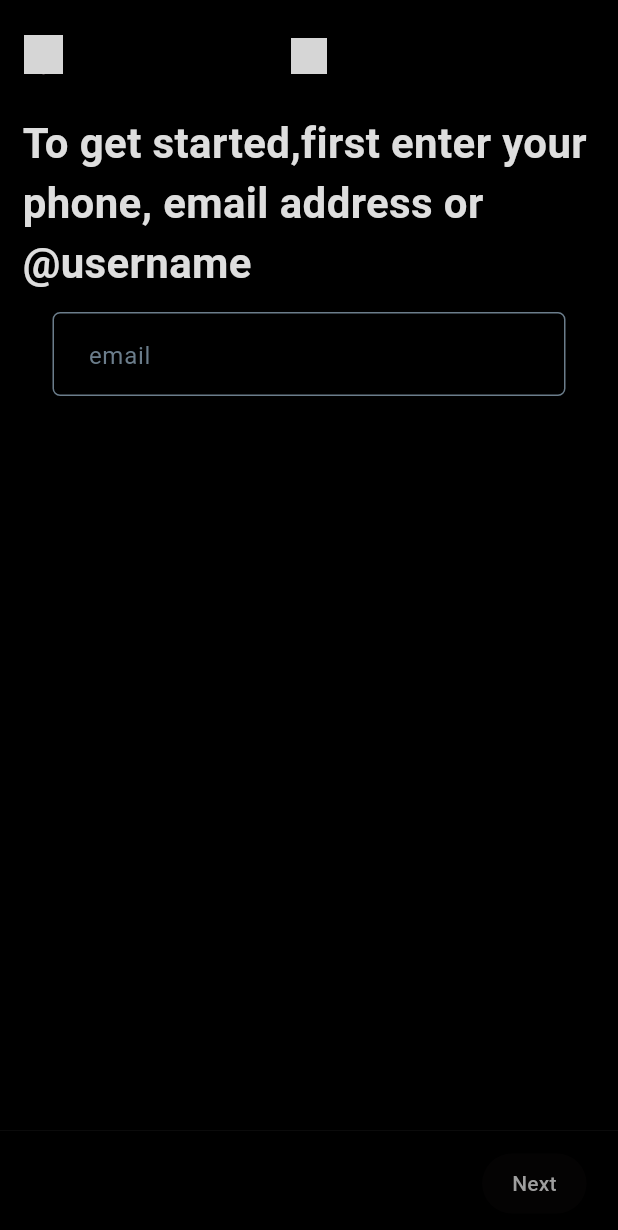
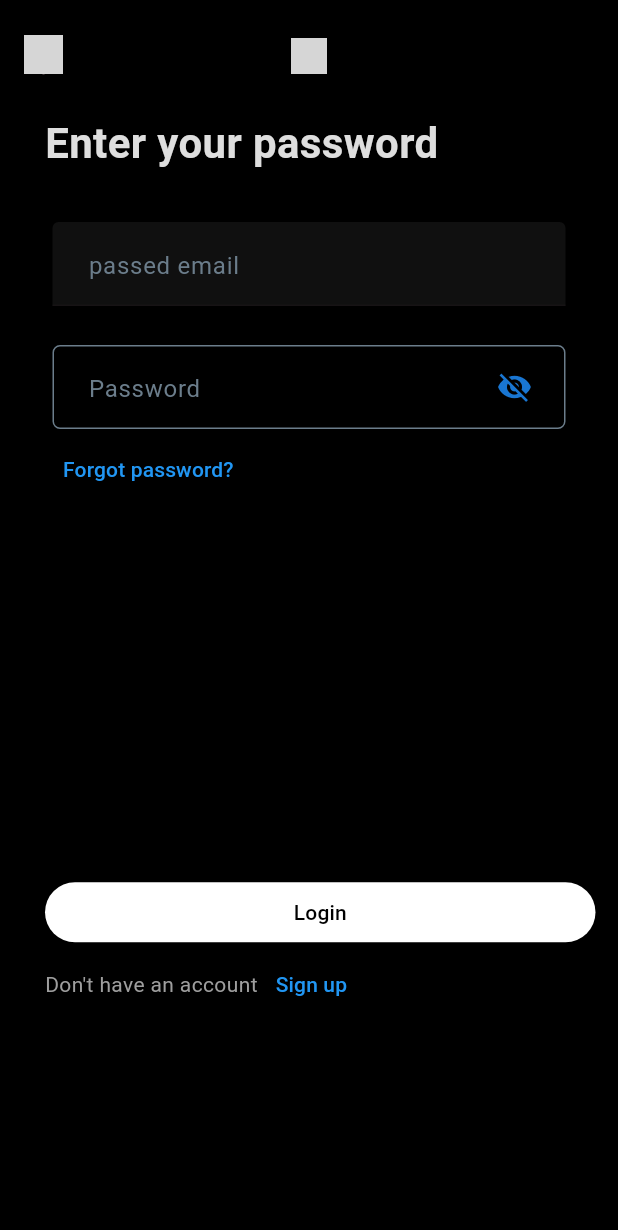
Before and after one commit to Qwitter/Qwitter-Cross-Platform, a Flutter app: the screen it shows after launch, on a phone screen of 412 x 824 dp. Shown: the top 1230 px of the screen. Run offline on Flutter 3.47's test engine with Material 2 defaults, Android fonts, the phone set to English and light mode, and no system bars; our stand-ins replace bootstrap_icons, riverpod, video_player; missing offline and left inert: dart:ffi; network calls fail; grey boxes are pictures that could not be loaded.

Commit message:
the main login screen
finishing the main login screen
changed the decorated text field to be able to be a password
still lack the disabling button feature

```diff
--- a/qwitter_flutter_app/lib/components/basic_widgets/decorated_text_field.dart
+++ b/qwitter_flutter_app/lib/components/basic_widgets/decorated_text_field.dart
@@ -3,19 +3,24 @@ import 'dart:ffi';
 import 'package:flutter/material.dart';
 
 class DecoratedTextField extends StatefulWidget {
-  const DecoratedTextField(
-      {super.key,
+  const DecoratedTextField({
+    super.key,
     required this.keyboardType,
     required this.placeholder,
     this.padding_value =
         const EdgeInsets.symmetric(vertical: 3, horizontal: 20),
     this.max_length = 0,
-      required this.controller});
+    required this.controller,
+    this.enabled = true,
+    this.isPassword = false,
+  });
   final TextInputType keyboardType;
   final String placeholder;
   final int max_length;
   final EdgeInsets padding_value;
   final TextEditingController? controller;
+  final bool enabled;
+  final bool isPassword;
 
   @override
   State<DecoratedTextField> createState() => _DecoratedTextFieldState();
@@ -25,7 +30,7 @@ class _DecoratedTextFieldState extends State<DecoratedTextField> {
   // bool _isSelected = false;
   late FocusNode _focusNode;
   bool is_valid = true;
-
+  bool isVisiable = false;
   Color border_color = Colors.grey.shade500;
   @override
   void initState() {
@@ -49,6 +54,7 @@ class _DecoratedTextFieldState extends State<DecoratedTextField> {
       padding: widget.padding_value,
       child: TextFormField(
         controller: myController,
+        obscureText: isVisiable,
         onTapOutside: (event) {
           Focus.of(context).unfocus();
         },
@@ -64,9 +70,45 @@ class _DecoratedTextFieldState extends State<DecoratedTextField> {
         maxLength: widget.max_length > 0 ? widget.max_length : null,
         autocorrect: true,
         keyboardType: widget.keyboardType,
+        enabled: widget.enabled,
         cursorColor: Colors.blue,
         decoration: InputDecoration(
-          suffixIcon: myController.text.isNotEmpty
+          suffixIcon: widget.isPassword
+              ? Row(
+                  mainAxisAlignment:
+                      MainAxisAlignment.spaceBetween, // added line
+                  mainAxisSize: MainAxisSize.min,
+
+                  children: [
+                    IconButton(
+                      onPressed: () {
+                        setState(() {
+                          isVisiable = !isVisiable;
+                        });
+                      },
+                      icon: Icon(
+                        isVisiable ? Icons.visibility : Icons.visibility_off,
+                        color: Theme.of(context).primaryColorDark,
+                      ),
+                    ),
+                    if (myController.text.isNotEmpty)
+                      is_valid
+                          ? const Icon(
+                              Icons.check_circle,
+                              color: Color.fromARGB(255, 0, 185, 123),
+                              size: 18,
+                            )
+                          : const Icon(
+                              Icons.error,
+                              color: Color.fromARGB(255, 243, 33, 47),
+                              size: 18,
+                            )
+                    else
+                      const SizedBox(),
+                    const SizedBox(width: 10),
+                  ],
+                )
+              : myController.text.isNotEmpty
                   ? is_valid
                       ? const Icon(
                           Icons.check_circle,
@@ -121,6 +163,9 @@ class _DecoratedTextFieldState extends State<DecoratedTextField> {
           ),
           contentPadding:
               const EdgeInsets.symmetric(horizontal: 20, vertical: 13),
+          filled: !widget.enabled,
+          fillColor:
+              !widget.enabled ? const Color.fromARGB(220, 18, 18, 18) : null,
         ),
         style: TextStyle(
           fontSize: 20,
--- a/qwitter_flutter_app/lib/main.dart
+++ b/qwitter_flutter_app/lib/main.dart
@@ -4,6 +4,8 @@ import 'package:flutter/material.dart';
 import 'package:qwitter_flutter_app/screens/authentication/login/login_email_screen.dart';
 import 'package:qwitter_flutter_app/screens/authentication/signup/create_account_screen.dart';
 import 'package:riverpod/riverpod.dart';
+
+import 'screens/authentication/login/login_main_screen.dart';
 
 void main() {
   runApp(const MyApp());
@@ -23,7 +25,7 @@ class MyApp extends StatelessWidget {
         colorScheme: ColorScheme.fromSeed(seedColor: Colors.black),
         useMaterial3: true,
       ),
-      home: const LoginEmailScreen(),
+      home: const LoginMainScreen(),
     );
   }
 }
--- /dev/null
+++ b/qwitter_flutter_app/lib/screens/authentication/login/login_main_screen.dart
@@ -0,0 +1,99 @@
+import 'package:flutter/material.dart';
+import 'package:qwitter_flutter_app/components/basic_widgets/decorated_text_field.dart';
+import 'package:qwitter_flutter_app/components/basic_widgets/secondary_button.dart';
+import 'package:qwitter_flutter_app/components/layout/qwitter_app_bar.dart';
+
+class LoginMainScreen extends StatefulWidget {
+  const LoginMainScreen({super.key});
+
+  @override
+  State<LoginMainScreen> createState() => _LoginMainScreenState();
+}
+
+class _LoginMainScreenState extends State<LoginMainScreen> {
+  final emailController = TextEditingController();
+  final passController = TextEditingController();
+  @override
+  Widget build(BuildContext context) {
+    double screenHeight = MediaQuery.of(context).size.height;
+    double buttonSpacing = screenHeight * 0.3;
+    return Scaffold(
+      appBar: const PreferredSize(
+        preferredSize: Size.fromHeight(75),
+        child: QwitterAppBar(),
+      ),
+      body: SingleChildScrollView(
+        child: Container(
+          width: double.infinity,
+          padding: const EdgeInsets.symmetric(vertical: 0, horizontal: 15),
+          child: Column(
+            crossAxisAlignment: CrossAxisAlignment.start,
+            children: [
+              const Padding(
+                padding: EdgeInsets.fromLTRB(15, 0, 0, 0),
+                child: Text(
+                  "Enter your password",
+                  style: TextStyle(
+                    fontSize: 28,
+                    color: Color.fromARGB(255, 222, 222, 222),
+                    fontWeight: FontWeight.w600,
+                  ),
+                ),
+              ),
+              const SizedBox(height: 30),
+              DecoratedTextField(
+                keyboardType: TextInputType.visiblePassword,
+                placeholder: "passed email",
+                controller: emailController,
+                enabled: false,
+              ),
+              const SizedBox(height: 20),
+              DecoratedTextField(
+                keyboardType: TextInputType.visiblePassword,
+                placeholder: "Password",
+                controller: passController,
+                isPassword: true,
+              ),
+              Padding(
+                padding: const EdgeInsets.fromLTRB(15, 0, 0, 0),
+                child: TextButton(
+                  onPressed: () {},
+                  child: const Text(
+                    "Forgot password?",
+                    style: TextStyle(color: Colors.blue),
+                  ),
+                ),
+              ),
+              Container(
+                height: buttonSpacing,
+              ),
+              Container(
+                padding: const EdgeInsets.fromLTRB(15, 0, 0, 0),
+                width: double.infinity,
+                child: SecondaryButton(text: "Login", on_pressed: () {}),
+              ),
+              Padding(
+                padding: const EdgeInsets.fromLTRB(15, 0, 0, 0),
+                child: Row(
+                  children: [
+                    const Text(
+                      "Don't have an account",
+                      style: TextStyle(color: Colors.grey),
+                    ),
+                    TextButton(
+                      onPressed: () {},
+                      child: const Text(
+                        "Sign up",
+                        style: TextStyle(color: Colors.blue),
+                      ),
+                    ),
+                  ],
+                ),
+              ),
+            ],
+          ),
+        ),
+      ),
+    );
+  }
+}
```
Lines whose indentation alone changed are shown as unchanged.
